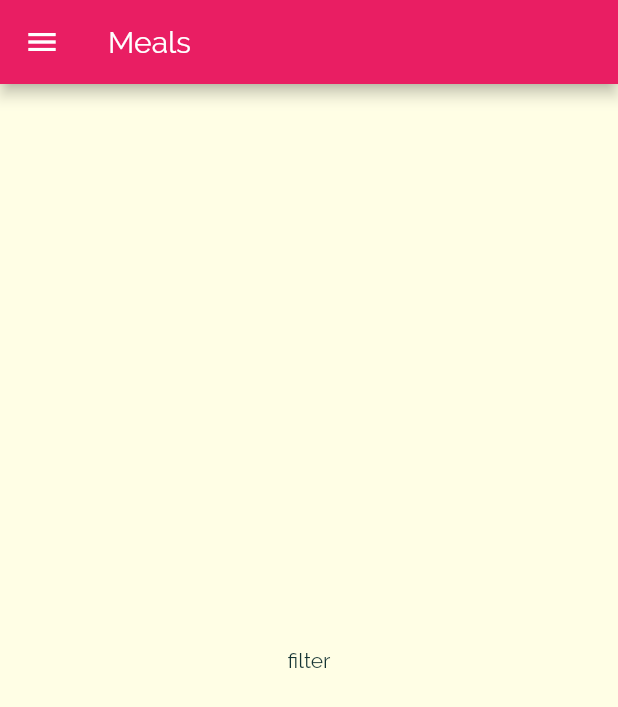
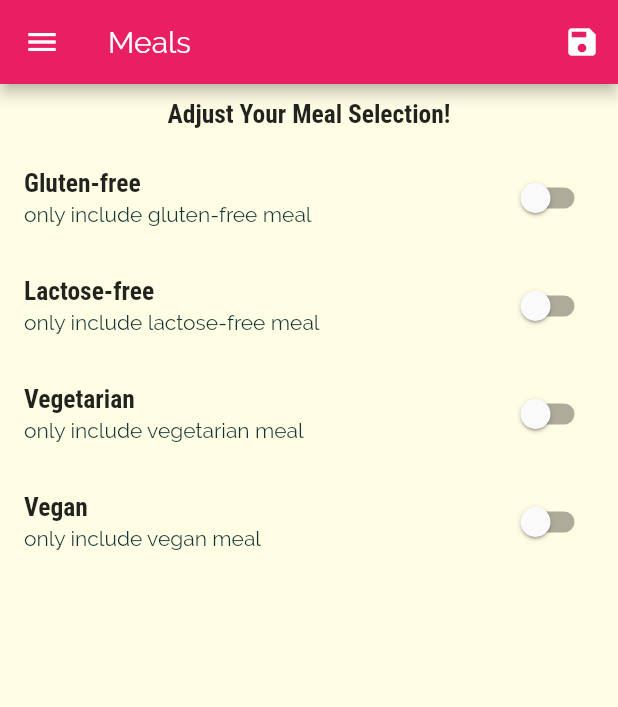
Before and after one commit to ErArjun/Flutter, a Flutter app: the FiltersScreen screen opened by its route, on a phone screen of 412 x 824 dp. Shown: the top 707 px of the screen. Run offline on Flutter 3.47's test engine with Material 2 defaults, Android fonts, the phone set to English and light mode, and no system bars.

Commit message:
filter and favorite added

```diff
--- a/meals/lib/main.dart
+++ b/meals/lib/main.dart
@@ -1,14 +1,71 @@
 import 'package:flutter/material.dart';
+import 'package:meals/dummy-data.dart';
 import 'package:meals/screens/tabs_screen.dart';
 import './screens/meal_detail_screen.dart';
 import './screens/category_meals_screen.dart';
+import 'models/meal.dart';
 import 'screens/filters_Screen.dart';
 
 void main() {
   runApp(MyApp());
 }
 
-class MyApp extends StatelessWidget {
+class MyApp extends StatefulWidget {
+  @override
+  State<MyApp> createState() => _MyAppState();
+}
+
+class _MyAppState extends State<MyApp> {
+  Map<String, bool> _filters = {
+    'gluten': false,
+    'lactose': false,
+    'vegan': false,
+    'vegetarian': false,
+  };
+
+  List<Meal> _availableMeals = DUMMY_MEALS;
+  final List<Meal> _favoriteMeals = [];
+
+  void _setFilter(Map<String, bool> filterData) {
+    setState(() {
+      _filters = filterData;
+      _availableMeals = DUMMY_MEALS.where((meal) {
+        if (_filters['gluten']! && !meal.isGlutenFree) {
+          return false;
+        }
+        if (_filters['lactose']! && !meal.isLactoseFree) {
+          return false;
+        }
+        if (_filters['vegan']! && !meal.isVegan) {
+          return false;
+        }
+        if (_filters['vegetarian']! && !meal.isVegetarian) {
+          return false;
+        }
+        return true;
+      }).toList();
+    });
+  }
+
+  void _toggleFavorite(String mealId) {
+    final existingIndex =
+        _favoriteMeals.indexWhere((meal) => meal.id == mealId);
+
+    if (existingIndex >= 0) {
+      setState(() {
+        _favoriteMeals.removeAt(existingIndex);
+      });
+    } else {
+      setState(() {
+        _favoriteMeals.add(DUMMY_MEALS.firstWhere((meal) => mealId == meal.id));
+      });
+    }
+  }
+
+  bool _isFavorite(String id) {
+    return _favoriteMeals.any((meal) => meal.id == id);
+  }
+
   @override
   Widget build(BuildContext context) {
     return MaterialApp(
@@ -27,7 +84,7 @@ class MyApp extends StatelessWidget {
           ),
           titleMedium: TextStyle(
             fontFamily: 'RobotoCondensed',
-            fontSize: 20,
+            fontSize: 17,
             fontWeight: FontWeight.bold,
           ),
         ),
@@ -35,10 +92,12 @@ class MyApp extends StatelessWidget {
       //home: CategoriesScreen(),
       // initialRoute: '/',
       routes: {
-        '/': (ctx) => TabScreen(),
-        CategoryMealsScreen.routeName: (ctx) => CategoryMealsScreen(),
-        MealDetailScreen.routeName: (ctx) => MealDetailScreen(),
-        FiltersScreen.routeName: (ctx) => FiltersScreen(),
+        '/': (ctx) => TabScreen(_favoriteMeals),
+        CategoryMealsScreen.routeName: (ctx) =>
+            CategoryMealsScreen(_availableMeals),
+        MealDetailScreen.routeName: (ctx) =>
+            MealDetailScreen(_toggleFavorite, _isFavorite),
+        FiltersScreen.routeName: (ctx) => FiltersScreen(_filters, _setFilter),
       },
     );
   }
--- a/meals/lib/screens/category_meals_screen.dart
+++ b/meals/lib/screens/category_meals_screen.dart
@@ -1,11 +1,12 @@
 import 'package:flutter/material.dart';
-import 'package:meals/dummy-data.dart';
 import 'package:meals/widgets/meal_item.dart';
 
 import '../models/meal.dart';
 
 class CategoryMealsScreen extends StatefulWidget {
   static const routeName = '/category-meal';
+  final List<Meal> availableMeals;
+  const CategoryMealsScreen(this.availableMeals);
 
   @override
   State<CategoryMealsScreen> createState() => _CategoryMealsScreenState();
@@ -21,7 +22,7 @@ class _CategoryMealsScreenState extends State<CategoryMealsScreen> {
         ModalRoute.of(context)!.settings.arguments as Map<String, String>;
     final categoryId = routeArgs['id'];
     categoryTitle = routeArgs['title'] as String;
-    categoryMeals = DUMMY_MEALS.where(
+    categoryMeals = widget.availableMeals.where(
       (meal) {
         return meal.categories.contains(categoryId);
       },
@@ -50,7 +51,6 @@ class _CategoryMealsScreenState extends State<CategoryMealsScreen> {
             duration: categoryMeals[index].duration,
             complexity: categoryMeals[index].complexity,
             affordability: categoryMeals[index].affordability,
-            removeItem: _removeMeal,
           );
         },
         itemCount: categoryMeals.length,
--- a/meals/lib/screens/filters_Screen.dart
+++ b/meals/lib/screens/filters_Screen.dart
@@ -1,19 +1,124 @@
+// ignore_for_file: file_names
+
+import 'package:meals/widgets/main_drawer.dart';
 import 'package:flutter/material.dart';
-import 'package:meals/widgets/main_drawer.dart';
 
-class FiltersScreen extends StatelessWidget {
+class FiltersScreen extends StatefulWidget {
   static const routeName = '/filter';
+  final Function saveFilter;
+  final Map<String, bool> currentFilter;
+  const FiltersScreen(this.currentFilter, this.saveFilter);
+
+  @override
+  State<FiltersScreen> createState() => _FiltersScreenState();
+}
+
+class _FiltersScreenState extends State<FiltersScreen> {
+  var _glutenFree = false;
+  var _vegetarian = false;
+  var _vegan = false;
+  var _lactoseFree = false;
+
+  @override
+  void initState() {
+    _glutenFree = widget.currentFilter['gluten']!;
+    _lactoseFree = widget.currentFilter['lactose']!;
+    _vegan = widget.currentFilter['vegan']!;
+    _vegetarian = widget.currentFilter['vegetarian']!;
+
+    super.initState();
+  }
+
+  Widget _buildSwitchTile(
+      String title, String subTitle, bool currentValue, var updatevalue) {
+    return SwitchListTile(
+      title: Text(title),
+      value: currentValue,
+      subtitle: Text(subTitle),
+      activeColor: Theme.of(context).colorScheme.secondary,
+      onChanged: updatevalue,
+    );
+  }
 
   @override
   Widget build(BuildContext context) {
     return Scaffold(
-      appBar: AppBar(
-        title: const Text('Meals'),
-      ),
-      drawer: MainDrawer(),
-      body: const Center(
-        child: Text('filter'),
-      ),
-    );
+        appBar: AppBar(
+          title: const Text('Meals'),
+          actions: [
+            IconButton(
+              onPressed: () {
+                Map<String, bool> selectedData = {
+                  'gluten': _glutenFree,
+                  'lactose': _lactoseFree,
+                  'vegan': _vegan,
+                  'vegetarian': _vegetarian,
+                };
+
+                widget.saveFilter(selectedData);
+              },
+              icon: const Icon(
+                Icons.save,
+              ),
+            )
+          ],
+        ),
+        drawer: MainDrawer(),
+        body: Column(
+          children: [
+            Container(
+              padding: const EdgeInsets.all(10),
+              child: Text(
+                'Adjust Your Meal Selection!',
+                style: Theme.of(context).textTheme.titleMedium,
+              ),
+            ),
+            Expanded(
+                child: ListView(
+              children: [
+                _buildSwitchTile(
+                  'Gluten-free',
+                  'only include gluten-free meal',
+                  _glutenFree,
+                  (newValue) {
+                    setState(() {
+                      _glutenFree = newValue;
+                    });
+                  },
+                ),
+                _buildSwitchTile(
+                  'Lactose-free',
+                  'only include lactose-free meal',
+                  _lactoseFree,
+                  (newValue) {
+                    setState(() {
+                      _lactoseFree = newValue;
+                    });
+                  },
+                ),
+                _buildSwitchTile(
+                  'Vegetarian',
+                  'only include vegetarian meal',
+                  _vegetarian,
+                  (newValue) {
+                    setState(() {
+                      _vegetarian = newValue;
+                    });
+                  },
+                ),
+                _buildSwitchTile(
+                  'Vegan',
+                  'only include vegan meal',
+                  _vegan,
+                  (newValue) {
+                    setState(() {
+                      _vegan = newValue;
+                    });
+                  },
+                )
+              ],
+            ))
+          ],
+        ));
   }
 }
--- a/meals/lib/widgets/meal_item.dart
+++ b/meals/lib/widgets/meal_item.dart
@@ -9,7 +9,6 @@ class MealItem extends StatelessWidget {
   final String imageUrl;
   final Complexity complexity;
   final Affordability affordability;
-  final Function removeItem;
   const MealItem({
     required this.id,
     required this.title,
@@ -17,7 +16,6 @@ class MealItem extends StatelessWidget {
     required this.duration,
     required this.complexity,
     required this.affordability,
-    required this.removeItem,
   });
 
   String get complexityText {
@@ -58,9 +56,7 @@ class MealItem extends StatelessWidget {
           MealDetailScreen.routeName,
           arguments: id,
         )
-        .then((result) => {
-              if (result != null) removeItem(result),
-            });
+        .then((result) => {});
   }
 
   @override
```
Also changed, not shown: meals/lib/screens/favorites_screen.dart (+25 -3 lines), meals/lib/screens/meal_detail_screen.dart (+7 -2 lines), meals/lib/screens/tabs_screen.dart (+13 -4 lines).
